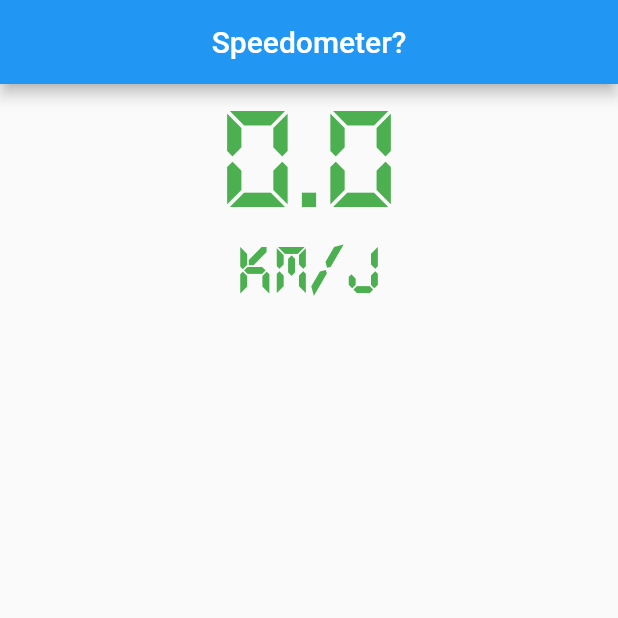
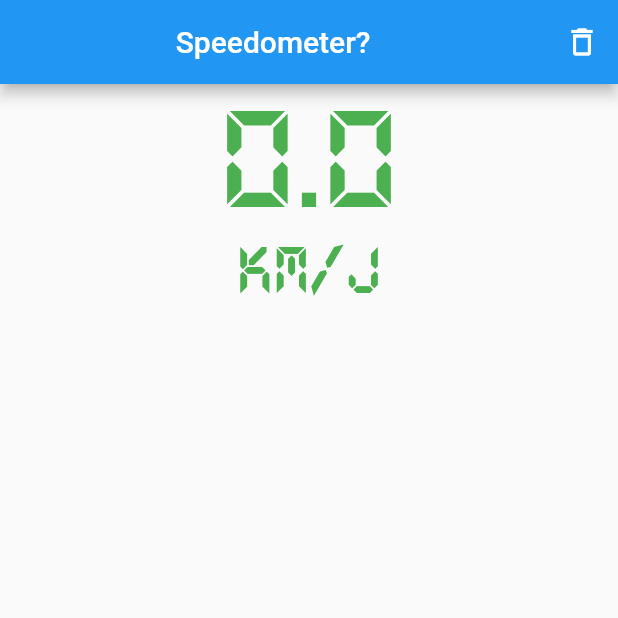
Before and after one commit to zae21/flutter-simple-speedometer, a Flutter app: the screen it shows after launch, on a phone screen of 412 x 824 dp, the top half of it. Run offline on Flutter 3.47's test engine with Material 2 defaults, Android fonts, the phone set to English and light mode, and no system bars; our stand-ins replace get_storage, location.

Commit message:
add something

```diff
--- /dev/null
+++ b/lib/data/utility/helpers.dart
@@ -0,0 +1,29 @@
+import 'package:flutter/material.dart';
+
+double mstoKmh(double speed) {
+  double conversion = 3.6;
+  double result = speed * conversion;
+  return result;
+}
+
+Color speedColor(double speed) {
+  Color result = Colors.black;
+  if (speed < 40) {
+    result = Colors.green;
+  } else if (speed < 60) {
+    result = Colors.blue;
+  } else if (speed < 80) {
+    result = Colors.amber;
+  } else if (speed > 80) {
+    result = Colors.red;
+  }
+  return result;
+}
+
+TextStyle dsStyleText(double? fontSize, double? f) {
+  return TextStyle(
+      fontFamily: 'DS-Digital',
+      fontSize: fontSize,
+      fontWeight: FontWeight.bold,
+      color: speedColor(f!));
+}
--- a/lib/modules/home/screen.dart
+++ b/lib/modules/home/screen.dart
@@ -1,4 +1,5 @@
 import 'dart:async';
+import 'package:bg_service/data/utility/helpers.dart';
 import 'package:flutter/material.dart';
 import 'package:get_storage/get_storage.dart';
 import 'package:location/location.dart';
@@ -52,37 +53,9 @@ class _HomeScreenState extends State<HomeScreen> {
     // print("altitude ${locationData.altitude}");
     // print("speed ${locationData.speed}");
     setState(() {
-      currentSpeed = locationData.speed;
+      currentSpeed = locationData.speed ?? 0.0;
       box.write("historyMovement", historyMovement);
     });
-  }
-
-  double mstoKmh(double speed) {
-    double conversion = 3.6;
-    double result = speed * conversion;
-    return result;
-  }
-
-  Color speedColor(double speed) {
-    Color result = Colors.black;
-    if (speed < 40) {
-      result = Colors.green;
-    } else if (speed < 60) {
-      result = Colors.blue;
-    } else if (speed < 80) {
-      result = Colors.amber;
-    } else if (speed > 80) {
-      result = Colors.red;
-    }
-    return result;
-  }
-
-  TextStyle dsStyleText(double? fontSize) {
-    return TextStyle(
-        fontFamily: 'DS-Digital',
-        fontSize: fontSize,
-        fontWeight: FontWeight.bold,
-        color: speedColor(currentSpeed!));
   }
 
   @override
@@ -98,6 +71,16 @@ class _HomeScreenState extends State<HomeScreen> {
     return Scaffold(
       appBar: AppBar(
         title: const Center(child: Text("Speedometer?")),
+        actions: [
+          IconButton(
+              onPressed: () {
+                setState(() {
+                  box.write("historyMovement", []);
+                  historyMovement.clear();
+                });
+              },
+              icon: const Icon(Icons.delete_outline))
+        ],
       ),
       body: Column(
         mainAxisAlignment: MainAxisAlignment.spaceEvenly,
@@ -105,14 +88,14 @@ class _HomeScreenState extends State<HomeScreen> {
         children: <Widget>[
           Center(
             child: Column(children: [
-              Text("${mstoKmh(currentSpeed!)}", style: dsStyleText(100)),
-              Text("KM/J", style: dsStyleText(48)),
+              Text("${mstoKmh(currentSpeed!)}",
+                  style: dsStyleText(100, currentSpeed)),
+              Text("KM/J", style: dsStyleText(48, currentSpeed)),
             ]),
           ),
           Expanded(
               child: Center(
             child: ListView.builder(
-              reverse: true,
               itemCount: historyMovement.length,
               itemBuilder: (context, index) {
                 Map movment = historyMovement[index];
```
Also changed, not shown: 1 other file.
